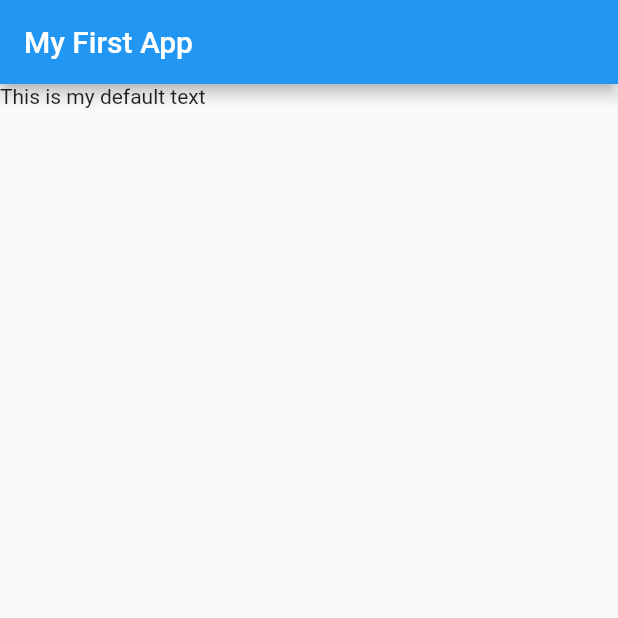
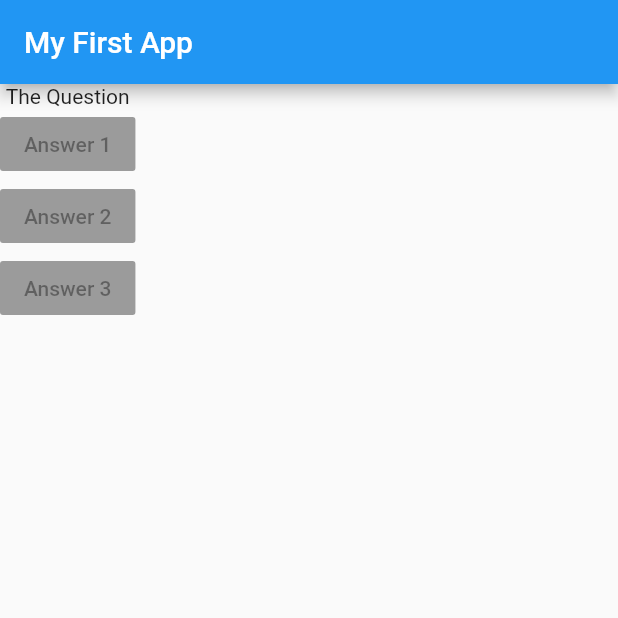
Before and after one commit to kguertin/learn_flutter, a Flutter app: the screen it shows after launch, on a phone screen of 412 x 824 dp, the top half of it. Run offline on Flutter 3.47's test engine with Material 2 defaults, Android fonts, the phone set to English and light mode, and no system bars.

Commit message:
use column widget and add buttons

```diff
--- a/flutter_basics/lib/main.dart
+++ b/flutter_basics/lib/main.dart
@@ -5,12 +5,33 @@ void main() => runApp(MyApp());
 class MyApp extends StatelessWidget {
   @override
   Widget build(BuildContext context) {
+    var questions = [
+      'What\'s your favourite colour',
+      'What\'s your favourite animal'
+    ];
+
     return MaterialApp(
       home: Scaffold(
         appBar: AppBar(
           title: Text("My First App"),
         ),
-        body: Text("This is my default text"),
+        body: Column(
+          children: <Widget>[
+            Text("The Question"),
+            RaisedButton(
+              child: Text("Answer 1"),
+              onPressed: null,
+            ),
+            RaisedButton(
+              child: Text("Answer 2"),
+              onPressed: null,
+            ),
+            RaisedButton(
+              child: Text("Answer 3"),
+              onPressed: null,
+            )
+          ],
+        ),
       ),
     );
   }
```
